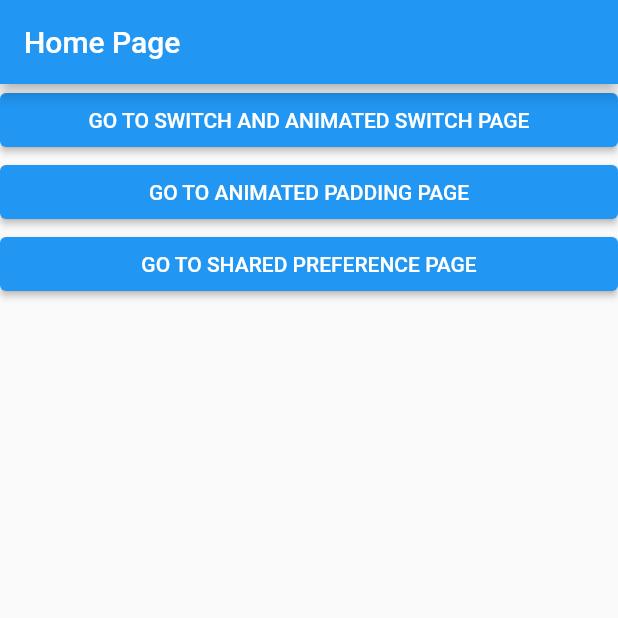
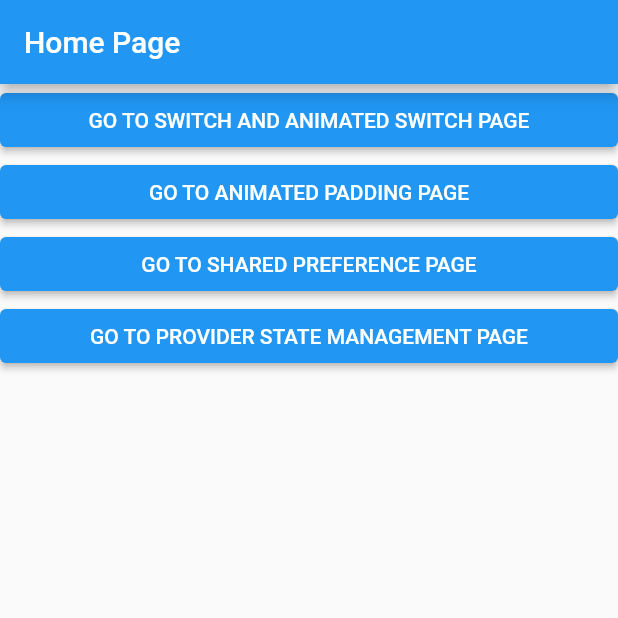
Before and after one commit to wikugw/flutter-belajar-v2, a Flutter app: the screen it shows after launch, on a phone screen of 412 x 824 dp, the top half of it. Run offline on Flutter 3.47's test engine with Material 2 defaults, Android fonts, the light colour scheme and no system bars; our stand-ins replace shared_preferences.

Commit message:
belajar state provider

```diff
--- /dev/null
+++ b/lib/applicationcolor_class.dart
@@ -0,0 +1,15 @@
+import 'package:flutter/foundation.dart';
+import 'package:flutter/material.dart';
+
+class ApplicationColor with ChangeNotifier {
+  bool _isLightBlue = true;
+
+  bool get isLightBlue => _isLightBlue;
+
+  set isLightBlue(bool value){
+    _isLightBlue = value;
+    notifyListeners();
+  }
+
+  Color get color => (_isLightBlue) ? Colors.lightBlue : Colors.amber;
+}
--- a/lib/home_page.dart
+++ b/lib/home_page.dart
@@ -1,3 +1,4 @@
+import 'package:belajar/provider_state_management_page.dart';
 import 'package:belajar/shared_preference_page.dart';
 import 'package:belajar/switch_animated_switch_page.dart';
 import 'package:belajar/animated_padding.dart';
@@ -37,6 +38,14 @@ class HomePage extends StatelessWidget {
                 },
               child: Text('GO TO SHARED PREFERENCE PAGE'),
             ),
+            ElevatedButton(
+              onPressed: (){
+                  Navigator.push(context, MaterialPageRoute(builder: (context){
+                    return ProvideStateManagementPage();
+                  }));
+                },
+              child: Text('GO TO PROVIDER STATE MANAGEMENT PAGE'),
+            ),
           ],
         ),
       ),
--- a/lib/main.dart
+++ b/lib/main.dart
@@ -1,5 +1,7 @@
+import 'package:belajar/applicationcolor_class.dart';
 import 'package:belajar/home_page.dart';
 import 'package:flutter/material.dart';
+import 'package:provider/provider.dart';
 
 void main() {
   runApp(MyApp());
@@ -10,7 +12,10 @@ class MyApp extends StatelessWidget {
   Widget build(BuildContext context) {
     return MaterialApp(
       debugShowCheckedModeBanner: false,
-      home: HomePage(),
+      home: ChangeNotifierProvider<ApplicationColor>(
+        create: (context) => ApplicationColor(),
+        child: HomePage()
+      ),
     );
   }
 }
--- a/pubspec.yaml
+++ b/pubspec.yaml
@@ -29,6 +29,7 @@ dependencies:
   # Use with the CupertinoIcons class for iOS style icons.
   cupertino_icons: ^1.0.2
   shared_preferences: ^0.5.3+4
+  provider: ^5.0.0
 
 dev_dependencies:
   flutter_test:
```
Also changed, not shown: lib/provider_state_management_page.dart (added, +59 -0 lines), pubspec.lock.
